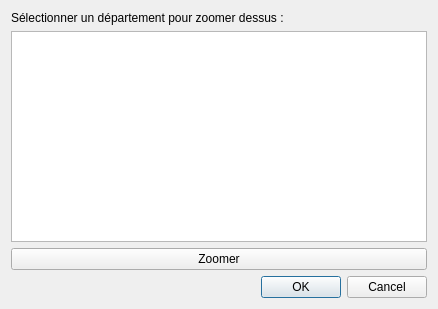
Old version of the form zoom_to_dep_dialog_base.ui in the repository meribell/zoom_to_dep.
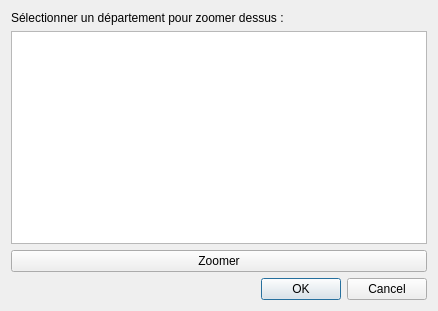
New version of the form.

Commit message: fin exo

```diff
--- a/zoom_to_dep_dialog_base.ui
+++ b/zoom_to_dep_dialog_base.ui
@@ -7,7 +7,7 @@
     <x>0</x>
     <y>0</y>
     <width>438</width>
-    <height>309</height>
+    <height>311</height>
    </rect>
   </property>
   <property name="windowTitle">
```
The commit also changes 2 other files.
